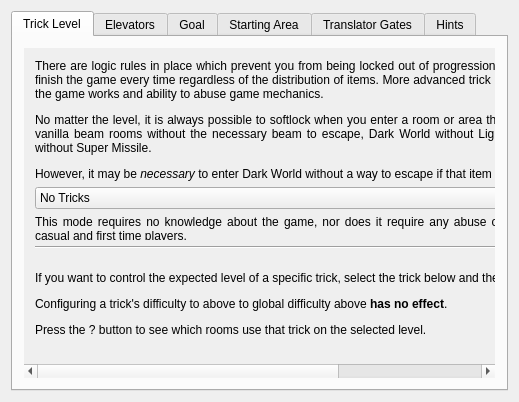
Before: the Qt Designer form randovania/gui/logic_settings_window.ui in randovania/randovania, drawn with Qt 5.
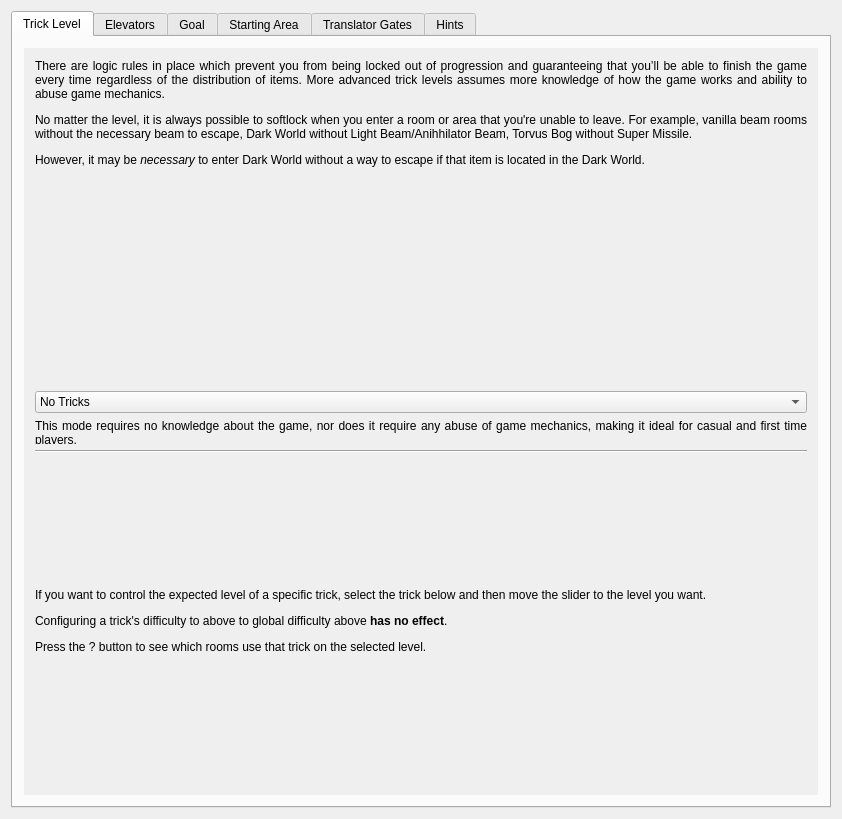
After: the same form once the commit is applied. The open tabs and pages were chosen to show the change.

Commit message: Edit text of the Hints tab in Logic Settings

Diff of the .ui file:
```diff
--- a/randovania/gui/logic_settings_window.ui
+++ b/randovania/gui/logic_settings_window.ui
@@ -6,8 +6,8 @@
    <rect>
     <x>0</x>
     <y>0</y>
-    <width>519</width>
-    <height>402</height>
+    <width>842</width>
+    <height>819</height>
    </rect>
   </property>
   <property name="windowTitle">
@@ -47,8 +47,8 @@
             <rect>
              <x>0</x>
              <y>0</y>
-             <width>491</width>
-             <height>339</height>
+             <width>810</width>
+             <height>728</height>
             </rect>
            </property>
            <layout class="QVBoxLayout" name="trick_level_layout">
```
Left out of the diff: 12 changed lines with no effect on the pictures.
